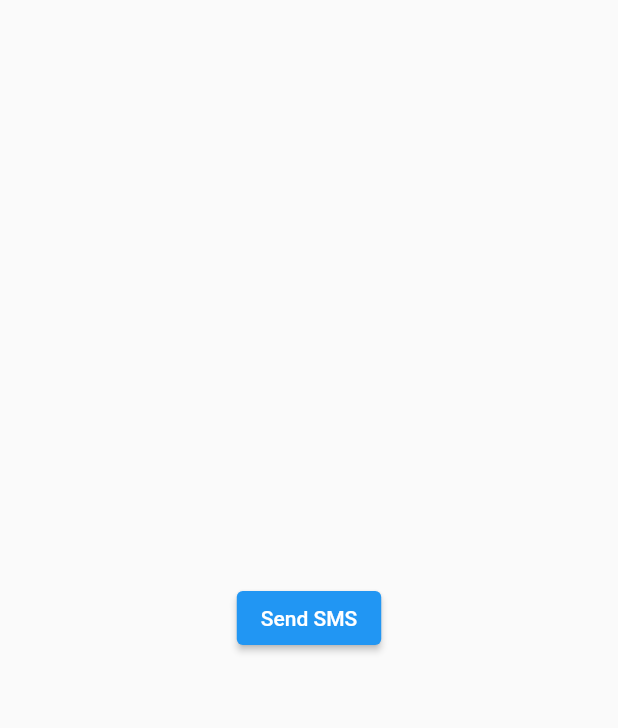
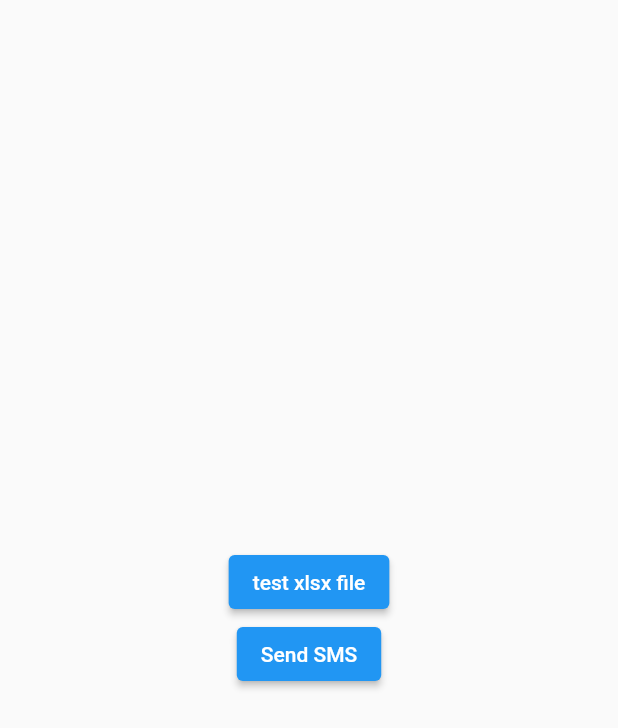
Before and after one commit to majidfathi69/flutter-sms-sender, a Flutter app: the screen it shows after launch, after a tap on "Send SMS", on a phone screen of 412 x 824 dp. Shown: the top 728 px of the screen. Run offline on Flutter 3.47's test engine with Material 2 defaults, Android fonts, the phone set to English and light mode, and no system bars; missing offline and left inert: excel.

Commit message:
tested reading a xlsx file

```diff
--- a/lib/main.dart
+++ b/lib/main.dart
@@ -2,24 +2,13 @@ import 'package:flutter/foundation.dart';
 import 'package:flutter/material.dart';
 import 'package:flutter/services.dart';
 
+import 'dart:io';
+import 'package:path/path.dart';
+import 'package:excel/excel.dart';
+
 void main() {
   runApp(const MainApp());
 }
-
-// class MainApp extends StatelessWidget {
-//   const MainApp({super.key});
-
-//   @override
-//   Widget build(BuildContext context) {
-//     return const MaterialApp(
-//       home: Scaffold(
-//         body: Center(
-//           child: Text('Hello World!'),
-//         ),
-//       ),
-//     );
-//   }
-// }
 
 class MainApp extends StatefulWidget {
   const MainApp({super.key});
@@ -31,7 +20,29 @@ class MainApp extends StatefulWidget {
 class _MainAppState extends State<MainApp> {
   static const platform = MethodChannel('sendSms');
 
-  Future<Null> sendSms() async {
+  readXLSXFile() {
+    var file = '/Users/majid/Projects/sen_sms/lib/assets/test.xlsx';
+    var bytes = File(file).readAsBytesSync();
+    var excel = Excel.decodeBytes(bytes);
+
+    for (var table in excel.tables.keys) {
+      if (kDebugMode) {
+        print(table);
+        //sheet Name
+        print(excel.tables[table]?.maxCols);
+        print(excel.tables[table]?.maxRows);
+      }
+      for (var row in excel.tables[table]!.rows) {
+        if (kDebugMode) {
+          print('${row[0]!.value}');
+          print(row[1]!.value.toString());
+          print('${row[2]!.value}');
+        }
+      }
+    }
+  }
+
+  Future<void> sendSms() async {
     if (kDebugMode) {
       print("SendSMS");
     }
@@ -57,9 +68,19 @@ class _MainAppState extends State<MainApp> {
       home: Scaffold(
         body: Container(
           alignment: Alignment.center,
-          // child: Text('sdf'),
-          child: ElevatedButton(
-              onPressed: () => sendSms(), child: const Text("Send SMS")),
+          child: Column(
+            mainAxisAlignment: MainAxisAlignment.center,
+            children: [
+              ElevatedButton(
+                onPressed: () => readXLSXFile(),
+                child: const Text('test xlsx file'),
+              ),
+              ElevatedButton(
+                onPressed: () => sendSms(),
+                child: const Text("Send SMS"),
+              )
+            ],
+          ),
         ),
       ),
     );
--- a/pubspec.yaml
+++ b/pubspec.yaml
@@ -10,6 +10,8 @@ dependencies:
   flutter:
     sdk: flutter
 
+  excel: ^2.1.0
+
 dev_dependencies:
   flutter_test:
     sdk: flutter
@@ -17,3 +19,5 @@ dev_dependencies:
 
 flutter:
   uses-material-design: true
+  assets:
+    - lib/assets/test.xlsx
```
Also changed, not shown: pubspec.lock, 1 other file.
